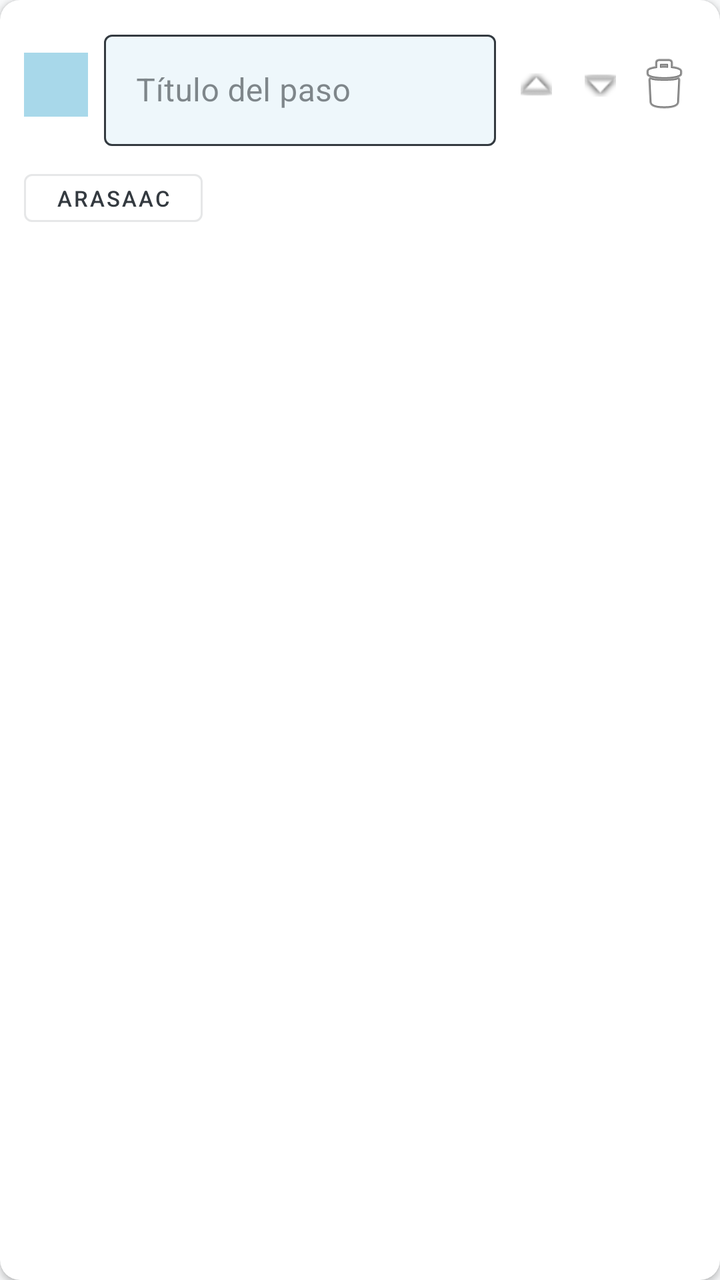
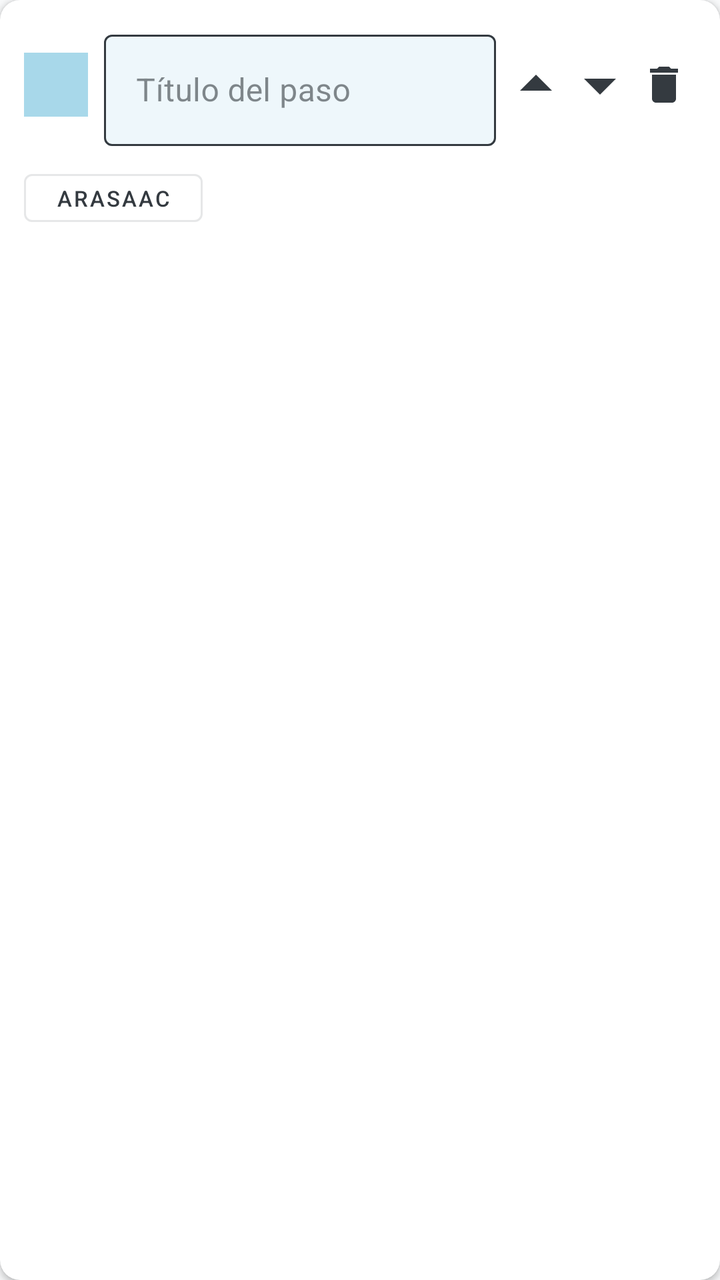

Compare the two renders of this Android layout. The source of the first and the diff that turns it into the second are given below.
<!-- AndroidManifest.xml: application theme Theme.TEApp -->
<!-- res/layout/item_step_edit.xml -->
<?xml version="1.0" encoding="utf-8"?>
<androidx.cardview.widget.CardView
    xmlns:android="http://schemas.android.com/apk/res/android"
    xmlns:app="http://schemas.android.com/apk/res-auto"
    android:layout_width="match_parent"
    android:layout_height="wrap_content"
    android:layout_margin="4dp"
    app:cardCornerRadius="10dp"
    app:cardElevation="2dp">

    <LinearLayout
        android:layout_width="match_parent"
        android:layout_height="wrap_content"
        android:orientation="vertical"
        android:padding="12dp">

        
        <LinearLayout
            android:layout_width="match_parent"
            android:layout_height="wrap_content"
            android:orientation="horizontal"
            android:gravity="center_vertical"
            android:layout_marginBottom="8dp">

            <TextView
                android:id="@+id/tv_numero"
                android:layout_width="32dp"
                android:layout_height="32dp"
                android:gravity="center"
                android:textSize="15sp"
                android:textStyle="bold"
                android:textColor="#FFFFFF"
                android:background="@color/primary"
                android:layout_marginEnd="8dp" />

            <com.google.android.material.textfield.TextInputLayout
                android:id="@+id/til_titulo"
                style="@style/Widget.MaterialComponents.TextInputLayout.OutlinedBox"
                android:layout_width="0dp"
                android:layout_height="wrap_content"
                android:layout_weight="1"
                android:hint="Título del paso"
                android:layout_marginEnd="4dp"
                app:hintTextColor="@color/text_input_hint"
                app:boxStrokeColor="@color/text_input_stroke"
                app:boxBackgroundColor="#EEF7FB">
                <com.google.android.material.textfield.TextInputEditText
                    android:id="@+id/et_titulo"
                    android:layout_width="match_parent"
                    android:layout_height="wrap_content"
                    android:textColor="@color/on_primary"
                    android:inputType="textCapSentences" />
            </com.google.android.material.textfield.TextInputLayout>

            <ImageButton
                android:id="@+id/btn_subir"
                android:layout_width="32dp"
                android:layout_height="32dp"
                android:src="@android:drawable/arrow_up_float"
                android:background="?attr/selectableItemBackgroundBorderless"
                android:contentDescription="Subir paso" />

            <ImageButton
                android:id="@+id/btn_bajar"
                android:layout_width="32dp"
                android:layout_height="32dp"
                android:src="@android:drawable/arrow_down_float"
                android:background="?attr/selectableItemBackgroundBorderless"
                android:contentDescription="Bajar paso" />

            <ImageButton
                android:id="@+id/btn_eliminar"
                android:layout_width="32dp"
                android:layout_height="32dp"
                android:src="@android:drawable/ic_menu_delete"
                android:background="?attr/selectableItemBackgroundBorderless"
                android:contentDescription="Eliminar paso" />
        </LinearLayout>

        
        <LinearLayout
            android:layout_width="match_parent"
            android:layout_height="wrap_content"
            android:orientation="horizontal"
            android:gravity="center_vertical">

            <ImageView
                android:id="@+id/img_paso"
                android:layout_width="64dp"
                android:layout_height="64dp"
                android:scaleType="centerCrop"
                android:layout_marginEnd="8dp"
                android:background="@color/border"
                android:contentDescription="Imagen del paso"
                android:visibility="gone" />

            <LinearLayout
                android:layout_width="wrap_content"
                android:layout_height="wrap_content"
                android:orientation="horizontal">

                <Button
                    android:id="@+id/btn_arasaac"
                    android:layout_width="wrap_content"
                    android:layout_height="36dp"
                    android:text="ARASAAC"
                    android:layout_marginEnd="4dp"
                    style="@style/Widget.MaterialComponents.Button.OutlinedButton"
                    android:textColor="@color/on_primary"
                    android:textSize="11sp" />

                <Button
                    android:id="@+id/btn_quitar_img"
                    android:layout_width="wrap_content"
                    android:layout_height="36dp"
                    android:text="Quitar"
                    style="@style/Widget.MaterialComponents.Button.TextButton"
                    android:textColor="@color/text_secondary"
                    android:textSize="11sp"
                    android:visibility="gone" />

            </LinearLayout>
        </LinearLayout>

    </LinearLayout>
</androidx.cardview.widget.CardView>
<!-- resources referenced by this layout -->
<resources>
  <color name="border">#E2E8EF</color>
  <color name="on_primary">#343A40</color>
  <color name="primary">#A8D8EA</color>
  <color name="text_secondary">#6C757D</color>
  <style name="Theme.TEApp" parent="Theme.MaterialComponents.Light.NoActionBar">
          <item name="colorPrimary">@color/primary</item>
          <item name="colorPrimaryVariant">@color/primary_dark</item>
          <item name="colorOnPrimary">@color/on_primary</item>
          <item name="colorSecondary">@color/secondary</item>
          <item name="colorOnSecondary">@color/on_primary</item>
          <item name="android:colorBackground">@color/background</item>
          <item name="colorSurface">@color/surface</item>
          <item name="colorOnSurface">@color/on_primary</item>
          <item name="colorOnBackground">@color/on_primary</item>
          <item name="android:textColorPrimary">@color/on_primary</item>
          <item name="android:textColorSecondary">@color/text_secondary</item>
          <item name="android:statusBarColor">@color/primary_dark</item>
          <item name="colorControlNormal">@color/on_primary</item>
          <item name="colorControlActivated">@color/primary_dark</item>
      </style>
  <color name="primary_dark">#78C1C8</color>
  <color name="secondary">#B8E0C8</color>
  <color name="background">#F8F9FA</color>
  <color name="surface">#FFFFFF</color>
</resources>

<!-- the commit's change to res/layout/item_step_edit.xml (unified diff, before → after) -->
@@ -56,7 +56,7 @@
                 android:id="@+id/btn_subir"
                 android:layout_width="32dp"
                 android:layout_height="32dp"
-                android:src="@android:drawable/arrow_up_float"
+                android:src="@drawable/ic_arrow_up"
                 android:background="?attr/selectableItemBackgroundBorderless"
                 android:contentDescription="Subir paso" />
 
@@ -64,7 +64,7 @@
                 android:id="@+id/btn_bajar"
                 android:layout_width="32dp"
                 android:layout_height="32dp"
-                android:src="@android:drawable/arrow_down_float"
+                android:src="@drawable/ic_arrow_down"
                 android:background="?attr/selectableItemBackgroundBorderless"
                 android:contentDescription="Bajar paso" />
 
@@ -72,7 +72,7 @@
                 android:id="@+id/btn_eliminar"
                 android:layout_width="32dp"
                 android:layout_height="32dp"
-                android:src="@android:drawable/ic_menu_delete"
+                android:src="@drawable/ic_delete"
                 android:background="?attr/selectableItemBackgroundBorderless"
                 android:contentDescription="Eliminar paso" />
         </LinearLayout>
<!-- resource entries referenced after the edit -->
@@ -4,6 +4,39 @@
   <color name="on_primary">#343A40</color>
   <color name="primary">#A8D8EA</color>
   <color name="text_secondary">#6C757D</color>
+  <!-- drawable ic_arrow_down (drawable) -->
+  <?xml version="1.0" encoding="utf-8"?>
+  <vector xmlns:android="http://schemas.android.com/apk/res/android"
+      android:width="24dp"
+      android:height="24dp"
+      android:viewportWidth="24"
+      android:viewportHeight="24">
+      <path
+          android:fillColor="?attr/colorControlNormal"
+          android:pathData="M4,9l8,8 8,-8z"/>
+  </vector>
+  <!-- drawable ic_arrow_up (drawable) -->
+  <?xml version="1.0" encoding="utf-8"?>
+  <vector xmlns:android="http://schemas.android.com/apk/res/android"
+      android:width="24dp"
+      android:height="24dp"
+      android:viewportWidth="24"
+      android:viewportHeight="24">
+      <path
+          android:fillColor="?attr/colorControlNormal"
+          android:pathData="M4,15l8,-8 8,8z"/>
+  </vector>
+  <!-- drawable ic_delete (drawable) -->
+  <?xml version="1.0" encoding="utf-8"?>
+  <vector xmlns:android="http://schemas.android.com/apk/res/android"
+      android:width="24dp"
+      android:height="24dp"
+      android:viewportWidth="24"
+      android:viewportHeight="24">
+      <path
+          android:fillColor="?attr/colorControlNormal"
+          android:pathData="M6,19c0,1.1 0.9,2 2,2h8c1.1,0 2,-0.9 2,-2V7H6v12zM19,4h-3.5l-1,-1h-5l-1,1H5v2h14V4z"/>
+  </vector>
   <style name="Theme.TEApp" parent="Theme.MaterialComponents.Light.NoActionBar">
           <item name="colorPrimary">@color/primary</item>
           <item name="colorPrimaryVariant">@color/primary_dark</item>
